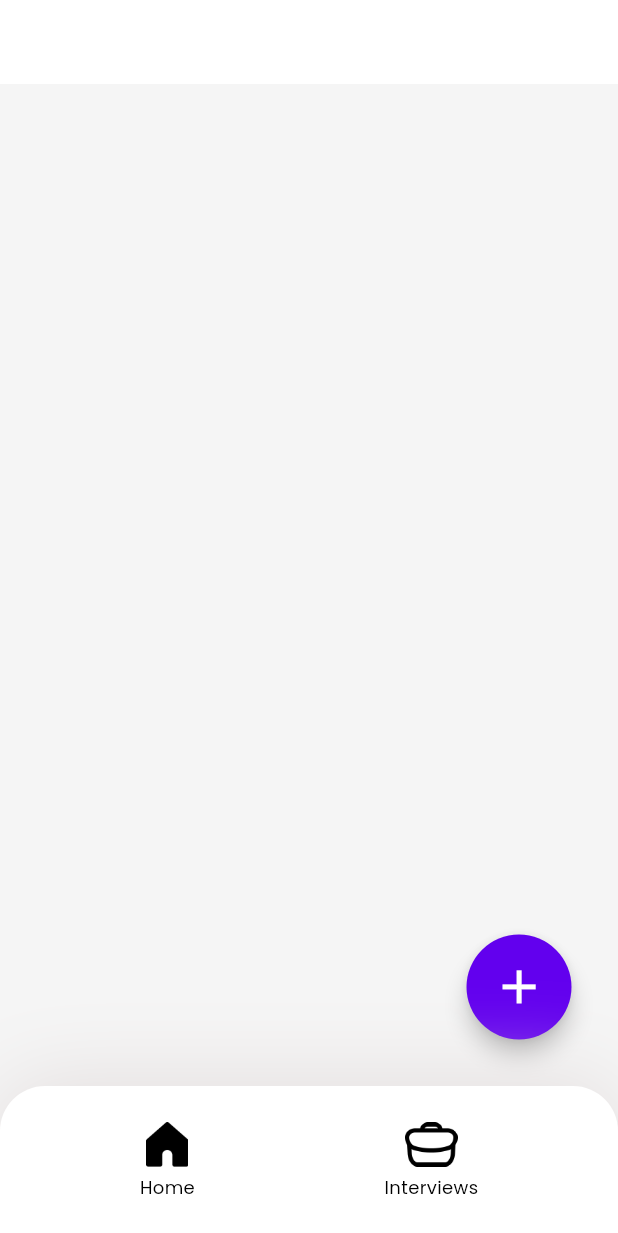
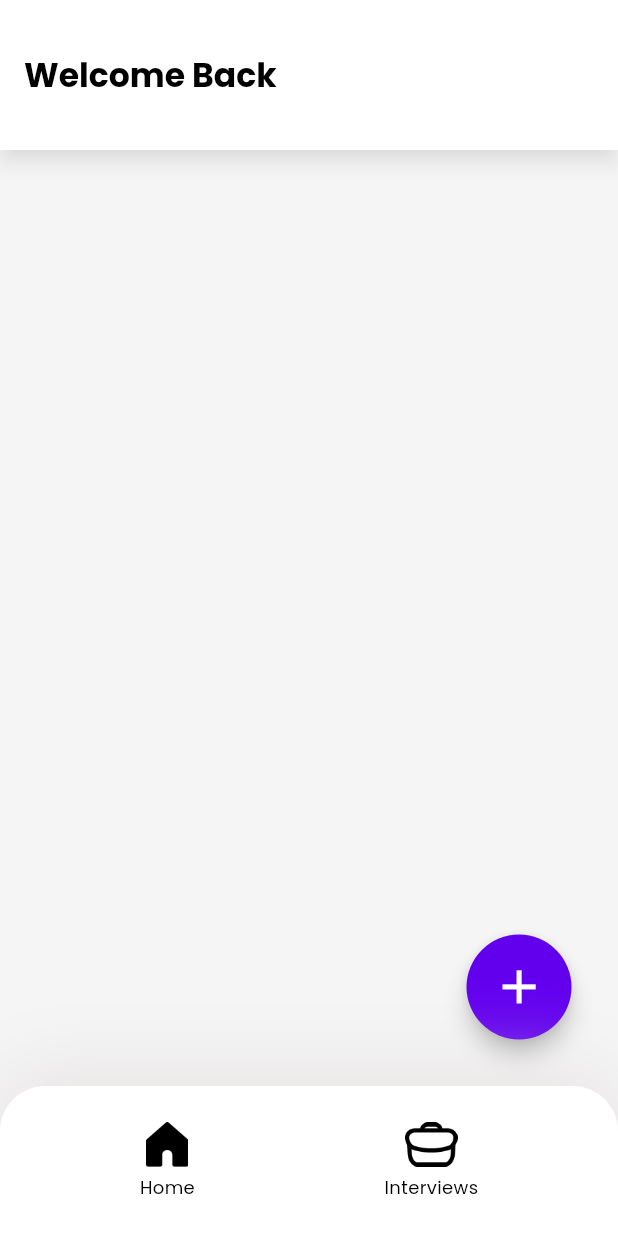
Before and after one commit to SpeakUP-Mobile/SpeakUP-App, a Flutter app: the screen it shows once a user with an empty profile is signed in, on a phone screen of 412 x 824 dp. Shown: the top 1233 px of the screen. Run offline on Flutter 3.47's test engine with Material 3 defaults, Android fonts, the phone set to English and light mode, and no system bars; our stand-ins replace camera, get, permission_handler, simple_gradient_text, supabase_flutter, video_player; missing offline and left inert: video_compress, video_thumbnail; accounts and stored records are empty.

Commit message:
small Ui changes

```diff
--- a/lib/dashboard/dashboard.dart
+++ b/lib/dashboard/dashboard.dart
@@ -22,7 +22,15 @@ class Dashboard extends GetView<DashboardController> {
     return GetBuilder<DashboardController>(builder: (controller) {
       return Scaffold(
         appBar: AppBar(
-          shadowColor: Colors.black,
+          shadowColor: const Color.fromARGB(102, 0, 0, 0),
+          surfaceTintColor: Colors.white,
+          elevation: 5,
+          toolbarHeight: 100,
+          title: const Text(
+            textAlign: TextAlign.right,
+            "Welcome Back",
+            style: TextStyle(fontWeight: FontWeight.bold),
+          ),
         ),
         bottomNavigationBar: Container(
           height: 100,
```
